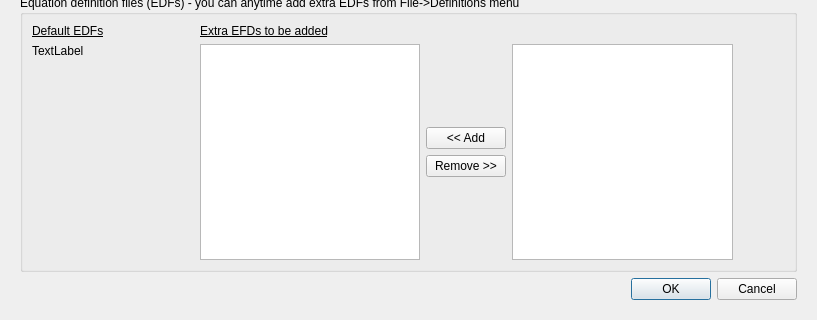
The window that ElmerGUI/Application/forms/newproject.ui (ElmerCSC/elmerfem) describes before a commit, drawn with Qt 5; both pictures show x 0 to 817 and y 217 to 537 of the 817 by 537 pixel window.
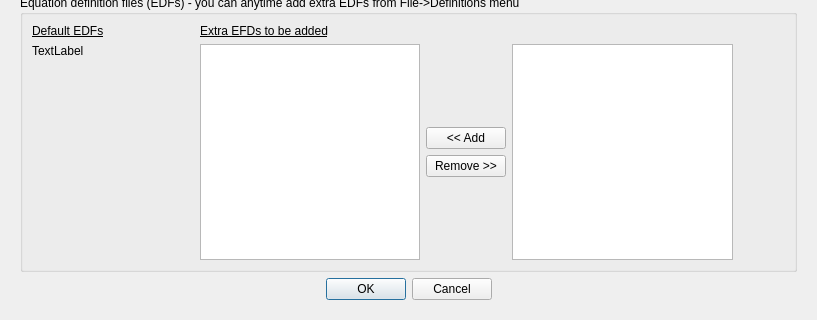
The same window after the commit.

Commit message:
Adjustment of new project menu
- Hidden sif window and solver log window
- Changed timing of extra-solver loading
- Replaced ElmerGUI.ini by ~/.elmergui
- Centered Ok/Cancel buttons in new project dialog

The edit to the form file:
```diff
--- a/ElmerGUI/Application/forms/newproject.ui
+++ b/ElmerGUI/Application/forms/newproject.ui
@@ -393,7 +393,7 @@
           <set>QDialogButtonBox::Cancel|QDialogButtonBox::Ok</set>
          </property>
          <property name="centerButtons">
-          <bool>false</bool>
+          <bool>true</bool>
          </property>
         </widget>
        </item>
```
The commit also changes 1 other file.
